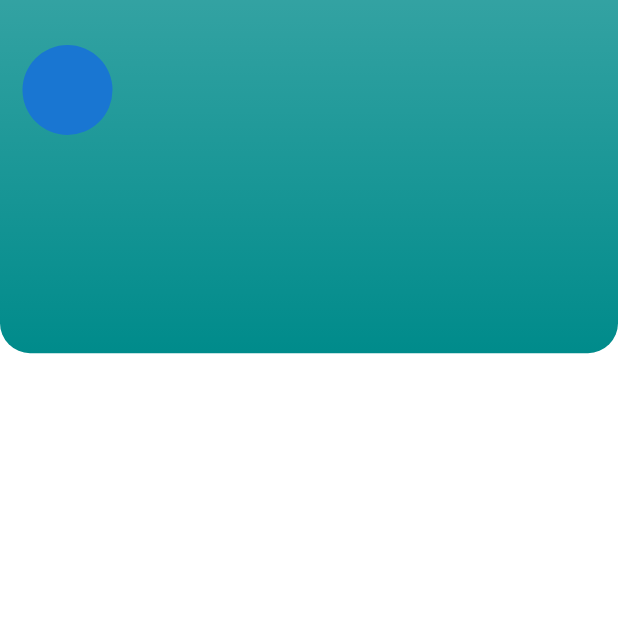
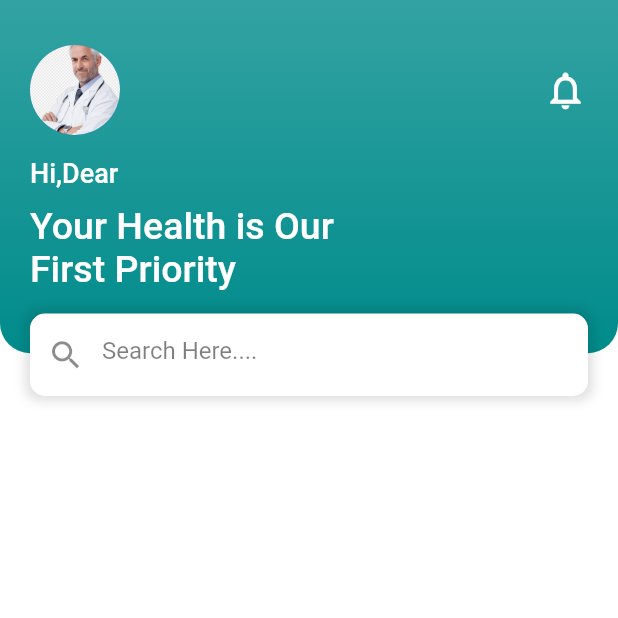
Before and after one commit to sangeeta2701/Doctor_app, a Flutter app: the HomeScreen screen opened directly, on a phone screen of 412 x 824 dp, the top half of it. Run offline on Flutter 3.47's test engine with Material 2 defaults, Android fonts, the phone set to English and light mode, and no system bars; our stand-ins replace material_design_icons_flutter.

Commit message:
Appointment Booking App

```diff
--- a/lib/Screens/home_screen.dart
+++ b/lib/Screens/home_screen.dart
@@ -66,16 +66,75 @@ class HomeScreen extends StatelessWidget {
                 crossAxisAlignment: CrossAxisAlignment.start,
                 children: [
                   Padding(
-                    padding: const EdgeInsets.symmetric(horizontal: 15.0),
+                    padding: const EdgeInsets.symmetric(horizontal: 20.0),
                     child: Column(
+                      crossAxisAlignment: CrossAxisAlignment.start,
                       children: [
                         Row(
                           mainAxisAlignment: MainAxisAlignment.spaceBetween,
                           children: [
                             CircleAvatar(
                               radius: 30,
+                              backgroundImage:
+                                  AssetImage("assets/images/img4.png"),
                             ),
+                            Icon(
+                              Icons.notifications_none,
+                              color: appUiLightColor,
+                              size: 30,
+                            )
                           ],
+                        ),
+                        Padding(
+                          padding: const EdgeInsets.only(top: 15.0),
+                          child: Text(
+                            "Hi,Dear",
+                            style: TextStyle(
+                              color: appUiLightColor,
+                              fontSize: 18,
+                              fontWeight: FontWeight.w500,
+                            ),
+                          ),
+                        ),
+                        Padding(
+                          padding: const EdgeInsets.only(top: 10.0),
+                          child: Text(
+                            "Your Health is Our\nFirst Priority",
+                            style: TextStyle(
+                              color: appUiLightColor,
+                              fontSize: 25,
+                              fontWeight: FontWeight.w500,
+                            ),
+                          ),
+                        ),
+                        Container(
+                          margin: EdgeInsets.only(top: 15, bottom: 20),
+                          width: MediaQuery.of(context).size.width,
+                          height: 55,
+                          alignment: Alignment.center,
+                          decoration: BoxDecoration(
+                              color: appUiLightColor,
+                              borderRadius: BorderRadius.circular(10),
+                              boxShadow: [
+                                BoxShadow(
+                                  color: appUiLightBlackColor,
+                                  blurRadius: 6,
+                                  spreadRadius: 3,
+                                ),
+                              ]),
+                          child: TextFormField(
+                            decoration: InputDecoration(
+                              border: InputBorder.none,
+                              hintText: "Search Here....",
+                              hintStyle: TextStyle(
+                                color: appUiDarkColor.withOpacity(0.5),
+                              ),
+                              prefixIcon: Icon(
+                                Icons.search,
+                                size: 25,
+                              ),
+                            ),
+                          ),
                         ),
                       ],
                     ),
--- a/lib/utils/constants.dart
+++ b/lib/utils/constants.dart
@@ -3,3 +3,4 @@ import 'package:flutter/material.dart';
 const Color appUiLightColor = Colors.white;
 const Color appUiDarkColor = Colors.black;
 const Color appUiThemeColor = Color.fromRGBO(0, 139, 139, 1);
+const Color appUiLightBlackColor = Colors.black12;
```
Also changed, not shown: assets/images/img4.png (added), assets/images/img5.png (added), assets/images/img6.png (added).
